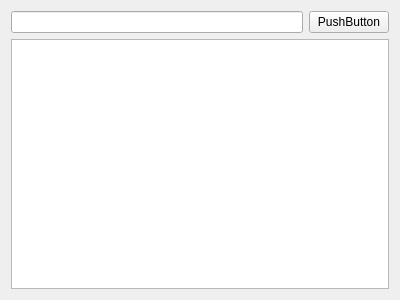
The window that lconsolewidget.ui (LeZheng/lisp-painter) describes before a commit, drawn with Qt 5.
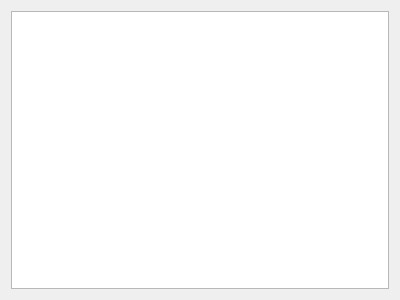
The same window after the commit.

Commit message: add double click to close tab,and run clisp process functionj

What changed in the file:
```diff
--- a/lconsolewidget.ui
+++ b/lconsolewidget.ui
@@ -14,17 +14,7 @@
    <string>Form</string>
   </property>
   <layout class="QGridLayout" name="gridLayout">
-   <item row="0" column="0">
-    <widget class="QLineEdit" name="lineEdit"/>
-   </item>
-   <item row="0" column="1">
-    <widget class="QPushButton" name="pushButton">
-     <property name="text">
-      <string>PushButton</string>
-     </property>
-    </widget>
-   </item>
-   <item row="1" column="0" colspan="2">
+   <item row="0" column="0" colspan="2">
     <widget class="QPlainTextEdit" name="consoleEdit"/>
    </item>
   </layout>
```
The commit also changes 6 other files.
